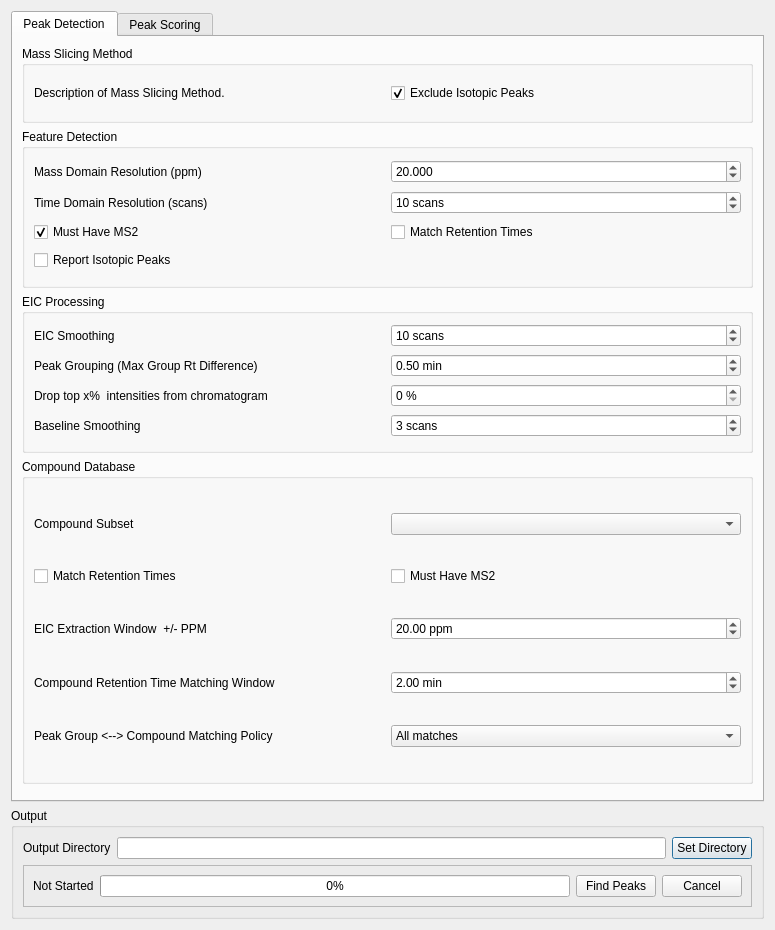
eugenemel/maven, file src/maven/forms/peakdetectiondialog.ui: the form before one commit.
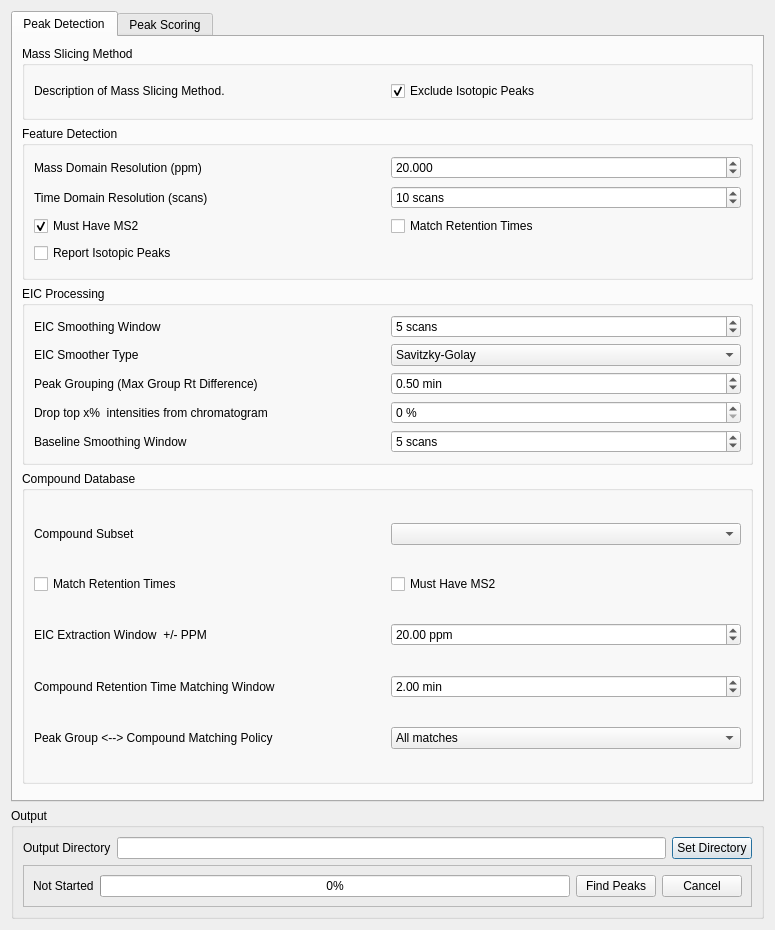
The form after the commit.

Commit message: Issue 247: Add drop-down menu to peak detection dialog for smoother type.

```diff
--- a/src/maven/forms/peakdetectiondialog.ui
+++ b/src/maven/forms/peakdetectiondialog.ui
@@ -371,7 +371,7 @@
           <item row="4" column="0">
            <widget class="QLabel" name="label_8">
             <property name="text">
-             <string>Baseline Smoothing </string>
+             <string>Baseline Smoothing Window</string>
             </property>
            </widget>
           </item>
@@ -393,7 +393,7 @@
              <number>1</number>
             </property>
             <property name="value">
-             <number>10</number>
+             <number>5</number>
             </property>
            </widget>
           </item>
@@ -406,14 +406,14 @@
              <number>1000000</number>
             </property>
             <property name="value">
-             <number>3</number>
+             <number>5</number>
             </property>
            </widget>
           </item>
           <item row="0" column="0">
            <widget class="QLabel" name="label_13">
             <property name="text">
-             <string>EIC Smoothing</string>
+             <string>EIC Smoothing Window</string>
             </property>
            </widget>
           </item>
@@ -424,6 +424,32 @@
             </property>
            </widget>
           </item>
+          <item row="1" column="0">
+           <widget class="QLabel" name="lblSmootherType">
+            <property name="text">
+             <string>EIC Smoother Type</string>
+            </property>
+           </widget>
+          </item>
+          <item row="1" column="1">
+           <widget class="QComboBox" name="cmbSmootherType">
+            <item>
+             <property name="text">
+              <string>Savitzky-Golay</string>
+             </property>
+            </item>
+            <item>
+             <property name="text">
+              <string>Gaussian</string>
+             </property>
+            </item>
+            <item>
+             <property name="text">
+              <string>Moving Average</string>
+             </property>
+            </item>
+           </widget>
+          </item>
          </layout>
         </widget>
        </item>
```
